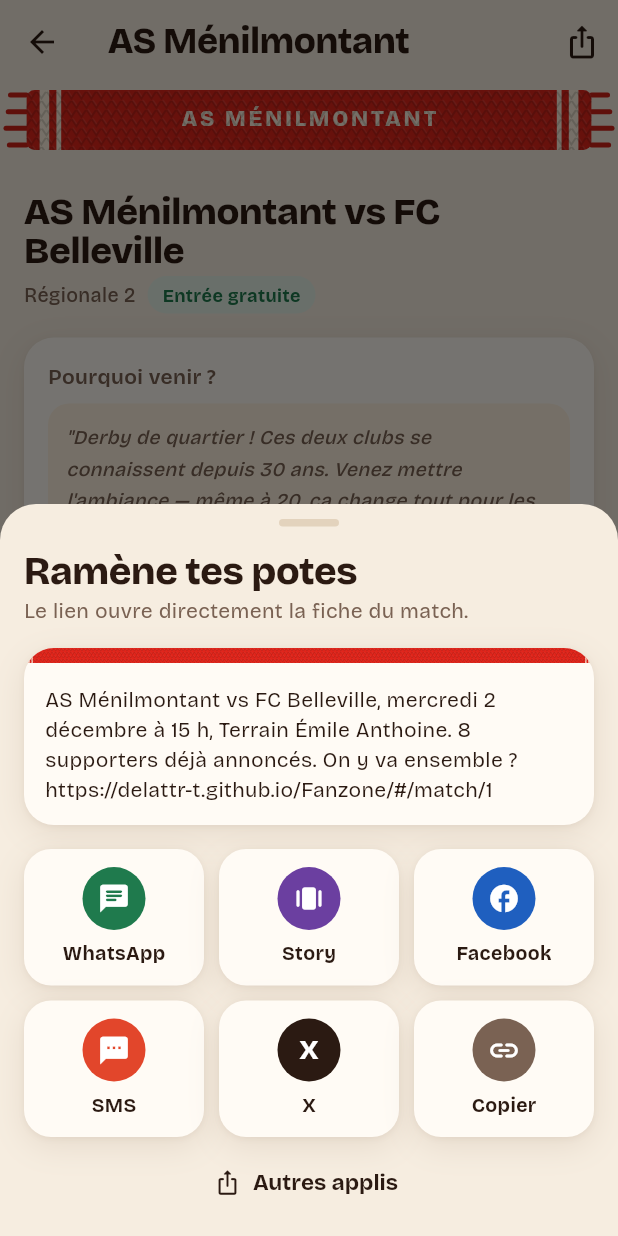
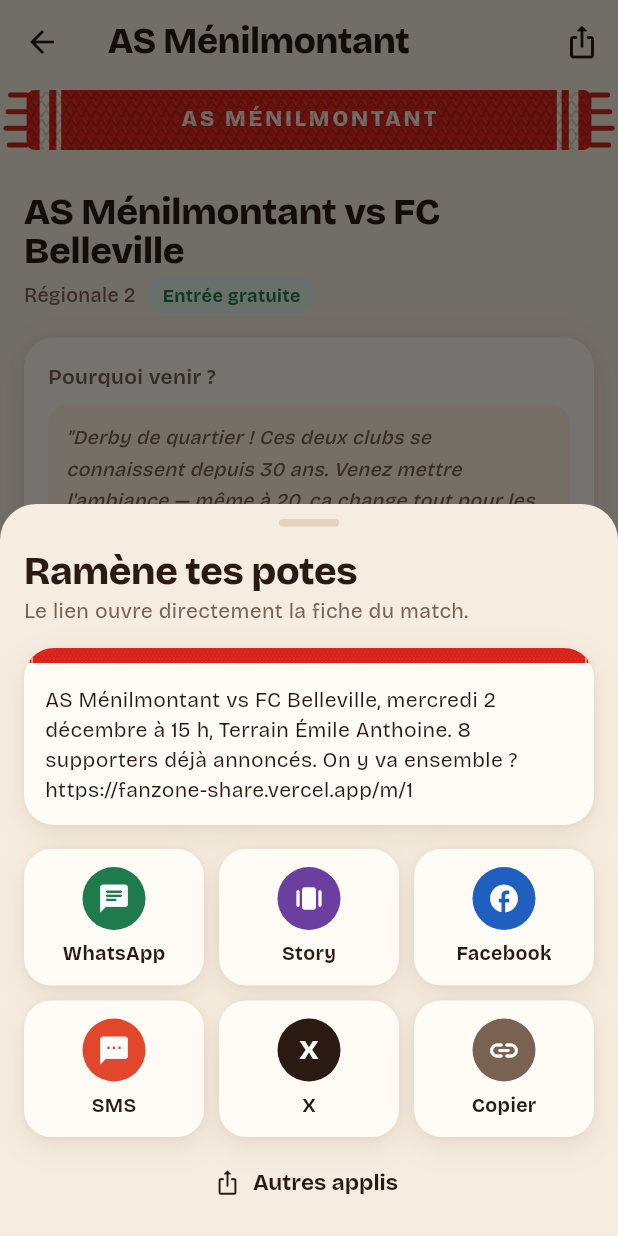
Before and after one commit to delattr-t/Fanzone, a Flutter app: the EventDetailScreen screen opened directly with sample values from the repository, after a tap on the "ios share" icon, on a phone screen of 412 x 824 dp. Run offline on Flutter 3.47's test engine with Material 3 defaults, Android fonts, the phone set to English and light mode, and no system bars; our stand-ins replace flutter_map, geolocator, google_fonts, latlong2, share_plus, shared_preferences and 1 more; accounts and stored records are empty.

Commit message:
Liens de partage via le service d'aperçu en ligne
AppConfig.shareServiceUrl = https://fanzone-share.vercel.app : les liens et
les stories pointent vers /m/<id>, qui montre la carte du match aux réseaux
puis ouvre la fiche dans l'app.

Co-Authored-By: Claude Opus 5.5 <noreply@anthropic.com>
Claude-Session: https://claude.ai/code/session_01GK9rBwmfhwX88arFZYvVmJ

```diff
--- a/lib/config.dart
+++ b/lib/config.dart
@@ -14,6 +14,6 @@ class AppConfig {
   static const String shareBaseUrl = 'https://delattr-t.github.io/Fanzone/';
 
   /// Service d'aperçu (dossier `share/`, hébergé sur Vercel) : `/m/<id>` montre l'aperçu du
-  /// match aux réseaux sociaux puis redirige vers l'app. Vide tant qu'il n'est pas en ligne.
-  static const String shareServiceUrl = '';
+  /// match aux réseaux sociaux puis redirige vers l'app. Vide = liens directs vers l'app.
+  static const String shareServiceUrl = 'https://fanzone-share.vercel.app';
 }
```
Also changed, not shown: 2 other files.
